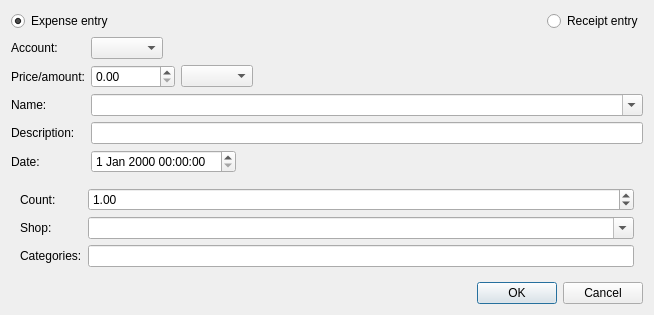
Qt form src/plugins/poleemery/operationpropsdialog.ui (0xd34df00d/leechcraft) before a commit.
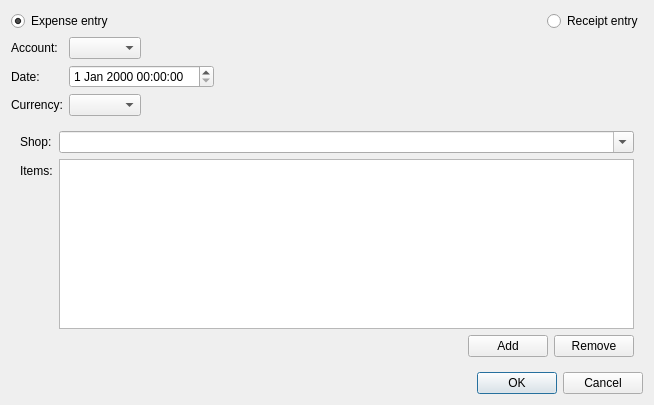
The same form after that commit. Custom widgets are drawn as their Qt base class.

Commit message:
[PY] Started reworking ops addition dialog.
Initial UI support for adding multiple entries at once.

The edit to the form file:
```diff
--- a/src/plugins/poleemery/operationpropsdialog.ui
+++ b/src/plugins/poleemery/operationpropsdialog.ui
@@ -7,7 +7,7 @@
     <x>0</x>
     <y>0</y>
     <width>654</width>
-    <height>303</height>
+    <height>405</height>
    </rect>
   </property>
   <property name="windowTitle">
@@ -64,99 +64,138 @@
       <widget class="QComboBox" name="AccsBox_"/>
      </item>
      <item row="1" column="0">
-      <widget class="QLabel" name="label_2">
-       <property name="text">
-        <string>Price/amount:</string>
-       </property>
-      </widget>
-     </item>
-     <item row="1" column="1">
-      <layout class="QHBoxLayout" name="horizontalLayout_2">
-       <item>
-        <widget class="QDoubleSpinBox" name="Amount_">
-         <property name="maximum">
-          <double>99999999.000000000000000</double>
-         </property>
-        </widget>
-       </item>
-       <item>
-        <widget class="QComboBox" name="AmountCurrency_"/>
-       </item>
-      </layout>
-     </item>
-     <item row="2" column="0">
-      <widget class="QLabel" name="label_3">
-       <property name="text">
-        <string>Name:</string>
-       </property>
-      </widget>
-     </item>
-     <item row="2" column="1">
-      <widget class="QComboBox" name="Name_">
-       <property name="sizePolicy">
-        <sizepolicy hsizetype="Expanding" vsizetype="Fixed">
-         <horstretch>0</horstretch>
-         <verstretch>0</verstretch>
-        </sizepolicy>
-       </property>
-       <property name="editable">
-        <bool>true</bool>
-       </property>
-       <property name="insertPolicy">
-        <enum>QComboBox::InsertAlphabetically</enum>
-       </property>
-      </widget>
-     </item>
-     <item row="3" column="0">
-      <widget class="QLabel" name="label_4">
-       <property name="text">
-        <string>Description:</string>
-       </property>
-      </widget>
-     </item>
-     <item row="3" column="1">
-      <widget class="QLineEdit" name="Description_"/>
-     </item>
-     <item row="4" column="0">
       <widget class="QLabel" name="label_5">
        <property name="text">
         <string>Date:</string>
        </property>
       </widget>
      </item>
-     <item row="4" column="1">
+     <item row="1" column="1">
       <widget class="QDateTimeEdit" name="DateEdit_"/>
      </item>
+     <item row="2" column="0">
+      <widget class="QLabel" name="label_6">
+       <property name="text">
+        <string>Currency:</string>
+       </property>
+      </widget>
+     </item>
+     <item row="2" column="1">
+      <widget class="QComboBox" name="AmountCurrency_"/>
+     </item>
     </layout>
    </item>
    <item>
     <widget class="QStackedWidget" name="PagesStack_">
      <widget class="QWidget" name="ExpensePage_">
       <layout class="QFormLayout" name="formLayout_2">
+       <property name="fieldGrowthPolicy">
+        <enum>QFormLayout::ExpandingFieldsGrow</enum>
+       </property>
        <item row="0" column="0">
-        <widget class="QLabel" name="label_6">
-         <property name="text">
-          <string>Count:</string>
-         </property>
-        </widget>
-       </item>
-       <item row="0" column="1">
-        <widget class="QDoubleSpinBox" name="CountBox_">
-         <property name="maximum">
-          <double>9999.989999999999782</double>
-         </property>
-         <property name="value">
-          <double>1.000000000000000</double>
-         </property>
-        </widget>
-       </item>
-       <item row="1" column="0">
         <widget class="QLabel" name="label_7">
          <property name="text">
           <string>Shop:</string>
          </property>
         </widget>
        </item>
+       <item row="0" column="1">
+        <widget class="QComboBox" name="Shop_">
+         <property name="sizePolicy">
+          <sizepolicy hsizetype="Expanding" vsizetype="Fixed">
+           <horstretch>0</horstretch>
+           <verstretch>0</verstretch>
+          </sizepolicy>
+         </property>
+         <property name="editable">
+          <bool>true</bool>
+         </property>
+         <property name="insertPolicy">
+          <enum>QComboBox::InsertAtBottom</enum>
+         </property>
+        </widget>
+       </item>
+       <item row="1" column="0">
+        <widget class="QLabel" name="label_9">
+         <property name="text">
+          <string>Items:</string>
+         </property>
+        </widget>
+       </item>
+       <item row="1" column="1">
+        <widget class="QTreeView" name="ItemsView_"/>
+       </item>
+       <item row="2" column="1">
+        <layout class="QHBoxLayout" name="horizontalLayout_3">
+         <item>
+          <spacer name="horizontalSpacer_2">
+           <property name="orientation">
+            <enum>Qt::Horizontal</enum>
+           </property>
+           <property name="sizeHint" stdset="0">
+            <size>
+             <width>40</width>
+             <height>20</height>
+            </size>
+           </property>
+          </spacer>
+         </item>
+         <item>
+          <widget class="QPushButton" name="AddEntry_">
+           <property name="text">
+            <string>Add</string>
+           </property>
+          </widget>
+         </item>
+         <item>
+          <widget class="QPushButton" name="RemoveEntry_">
+           <property name="text">
+            <string>Remove</string>
+           </property>
+          </widget>
+         </item>
+        </layout>
+       </item>
+      </layout>
+     </widget>
+     <widget class="QWidget" name="ReceiptPage_">
+      <layout class="QFormLayout" name="formLayout_3">
+       <property name="fieldGrowthPolicy">
+        <enum>QFormLayout::ExpandingFieldsGrow</enum>
+       </property>
+       <item row="0" column="0">
+        <widget class="QLabel" name="label_3">
+         <property name="text">
+          <string>Name:</string>
+         </property>
+        </widget>
+       </item>
+       <item row="0" column="1">
+        <widget class="QComboBox" name="Name_">
+         <property name="sizePolicy">
+          <sizepolicy hsizetype="Expanding" vsizetype="Fixed">
+           <horstretch>0</horstretch>
+           <verstretch>0</verstretch>
+          </sizepolicy>
+         </property>
+         <property name="editable">
+          <bool>true</bool>
+         </property>
+         <property name="insertPolicy">
+          <enum>QComboBox::InsertAlphabetically</enum>
+         </property>
+        </widget>
+       </item>
+       <item row="1" column="0">
+        <widget class="QLabel" name="label_4">
+         <property name="text">
+          <string>Description:</string>
+         </property>
+        </widget>
+       </item>
+       <item row="1" column="1">
+        <widget class="QLineEdit" name="Description_"/>
+       </item>
        <item row="2" column="0">
         <widget class="QLabel" name="label_8">
          <property name="text">
@@ -167,22 +206,24 @@
        <item row="2" column="1">
         <widget class="LeechCraft::Util::TagsLineEdit" name="Categories_"/>
        </item>
-       <item row="1" column="1">
-        <widget class="QComboBox" name="Shop_">
-         <property name="sizePolicy">
-          <sizepolicy hsizetype="Expanding" vsizetype="Fixed">
-           <horstretch>0</horstretch>
-           <verstretch>0</verstretch>
-          </sizepolicy>
-         </property>
-         <property name="editable">
-          <bool>true</bool>
-         </property>
-         <property name="insertPolicy">
-          <enum>QComboBox::InsertAtBottom</enum>
+       <item row="3" column="0">
+        <widget class="QLabel" name="label_2">
+         <property name="text">
+          <string>Price:</string>
          </property>
         </widget>
        </item>
+       <item row="3" column="1">
+        <layout class="QHBoxLayout" name="horizontalLayout_2">
+         <item>
+          <widget class="QDoubleSpinBox" name="Amount_">
+           <property name="maximum">
+            <double>99999999.000000000000000</double>
+           </property>
+          </widget>
+         </item>
+        </layout>
+       </item>
       </layout>
      </widget>
      <widget class="QWidget" name="ReceiptPage_"/>
```
Left out of the diff: 9 changed lines with no effect on the pictures. The commit also changes 3 other files.
